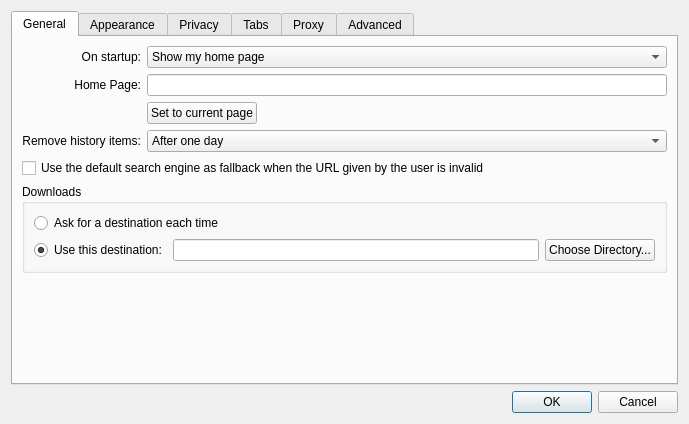
The window that src/settings.ui (EndorphinBrowser/browser) describes before a commit, drawn with Qt 5.
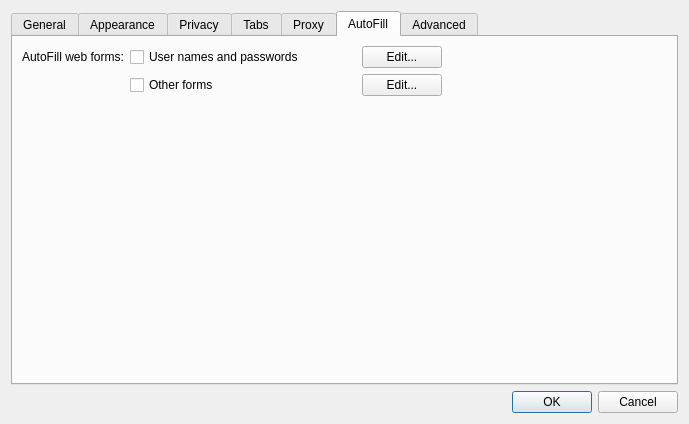
The same window after the commit. The open tabs and pages were chosen to show the change.

Commit message:
Simple Password Management / AutoFill Issue: 119
AutoFillManager
A basic form manager that will store form element information when a
 post is made.  When it gets a post it will attempt to determine which
 form on the webpage the data came from and if it can will remember the
 data so that next time the page is loaded it can load the data into
 that page.

AutoFillManagerDialog
A front end to AutoFillManager it is a simple dialog with filtering
and the ability to show form data from passwords or not

```diff
--- a/src/settings.ui
+++ b/src/settings.ui
@@ -802,6 +802,80 @@
        </item>
       </layout>
      </widget>
+     <widget class="QWidget" name="tab_7">
+      <attribute name="title">
+       <string>AutoFill</string>
+      </attribute>
+      <layout class="QGridLayout" name="gridLayout_8">
+       <item row="0" column="0">
+        <widget class="QLabel" name="label_16">
+         <property name="text">
+          <string>AutoFill web forms:</string>
+         </property>
+        </widget>
+       </item>
+       <item row="0" column="1">
+        <widget class="QCheckBox" name="autoFillPasswordFormsCheckBox">
+         <property name="sizePolicy">
+          <sizepolicy hsizetype="Expanding" vsizetype="Fixed">
+           <horstretch>0</horstretch>
+           <verstretch>0</verstretch>
+          </sizepolicy>
+         </property>
+         <property name="text">
+          <string>User names and passwords</string>
+         </property>
+        </widget>
+       </item>
+       <item row="0" column="2">
+        <widget class="QPushButton" name="editAutoFillUserButton">
+         <property name="text">
+          <string>Edit...</string>
+         </property>
+        </widget>
+       </item>
+       <item row="1" column="1">
+        <widget class="QCheckBox" name="autoFillOtherFormsCheckBox">
+         <property name="text">
+          <string>Other forms</string>
+         </property>
+        </widget>
+       </item>
+       <item row="1" column="2">
+        <widget class="QPushButton" name="editAutoFillOtherButton">
+         <property name="text">
+          <string>Edit...</string>
+         </property>
+        </widget>
+       </item>
+       <item row="2" column="1">
+        <spacer name="verticalSpacer_5">
+         <property name="orientation">
+          <enum>Qt::Vertical</enum>
+         </property>
+         <property name="sizeHint" stdset="0">
+          <size>
+           <width>20</width>
+           <height>244</height>
+          </size>
+         </property>
+        </spacer>
+       </item>
+       <item row="1" column="3">
+        <spacer name="horizontalSpacer_5">
+         <property name="orientation">
+          <enum>Qt::Horizontal</enum>
+         </property>
+         <property name="sizeHint" stdset="0">
+          <size>
+           <width>40</width>
+           <height>20</height>
+          </size>
+         </property>
+        </spacer>
+       </item>
+      </layout>
+     </widget>
      <widget class="QWidget" name="tab_5">
       <attribute name="title">
        <string>Advanced</string>
```
The commit also changes 15 other files.
